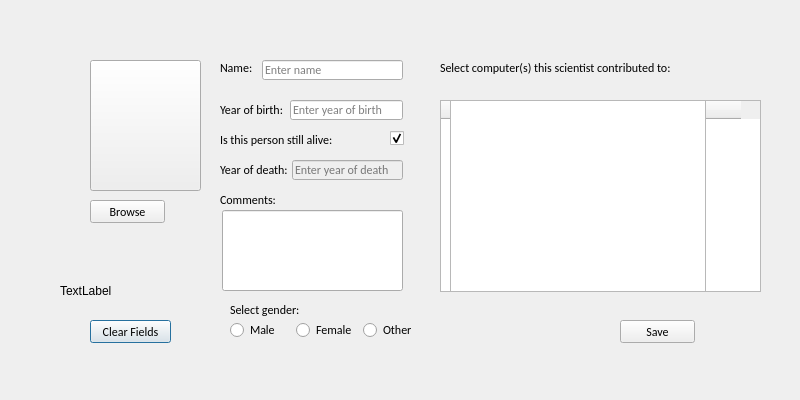
Qt form Hopur21Verkefni/MyComputerScienceList/ui/addcomputerscientist.ui (Hopur21/Hopur21) before a commit.
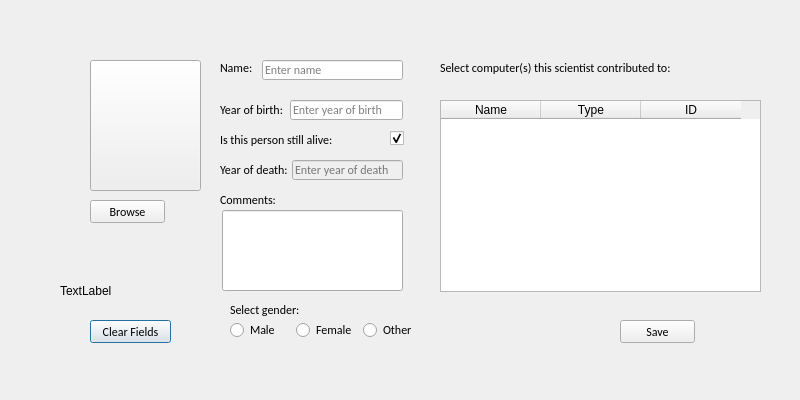
The same form after that commit. Icons and pictures are not drawn.

Commit message: QTextStream problem

Diff of the .ui file:
```diff
--- a/Hopur21Verkefni/MyComputerScienceList/ui/addcomputerscientist.ui
+++ b/Hopur21Verkefni/MyComputerScienceList/ui/addcomputerscientist.ui
@@ -499,16 +499,6 @@
      </item>
     </layout>
    </widget>
-   <widget class="QListWidget" name="test">
-    <property name="geometry">
-     <rect>
-      <x>450</x>
-      <y>100</y>
-      <width>256</width>
-      <height>192</height>
-     </rect>
-    </property>
-   </widget>
   </widget>
   <widget class="QLabel" name="Add_Scientist_error_field">
    <property name="enabled">
```
Left out of the diff: 2 changed lines with no effect on the pictures. The commit also changes 2 other files.
